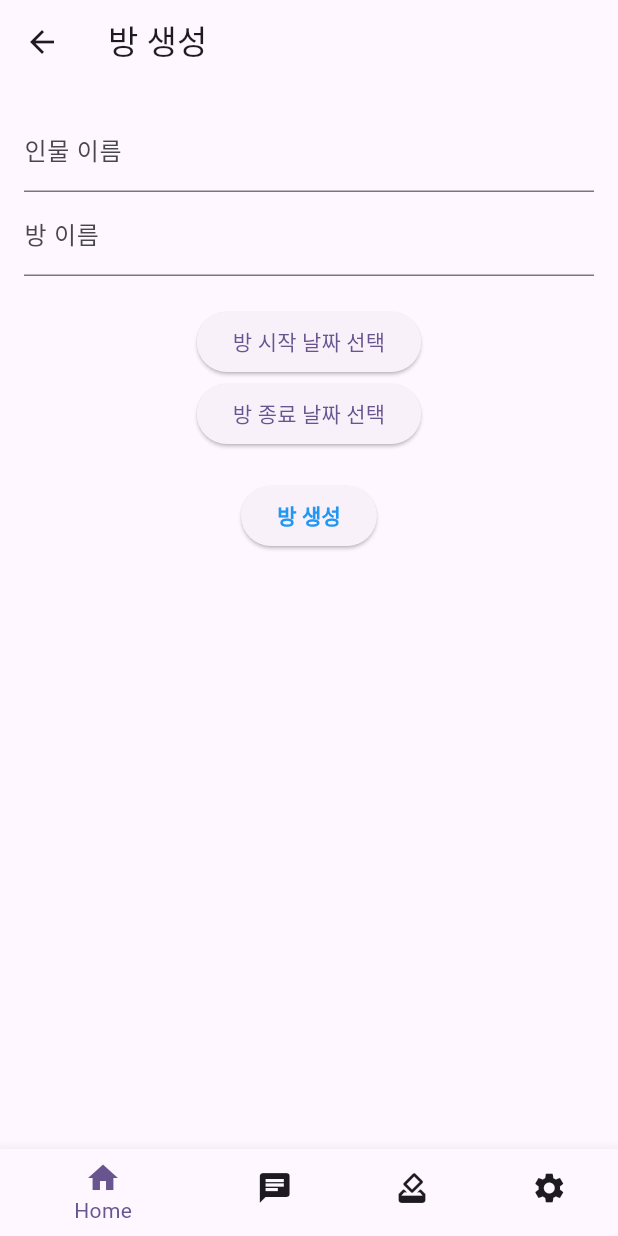
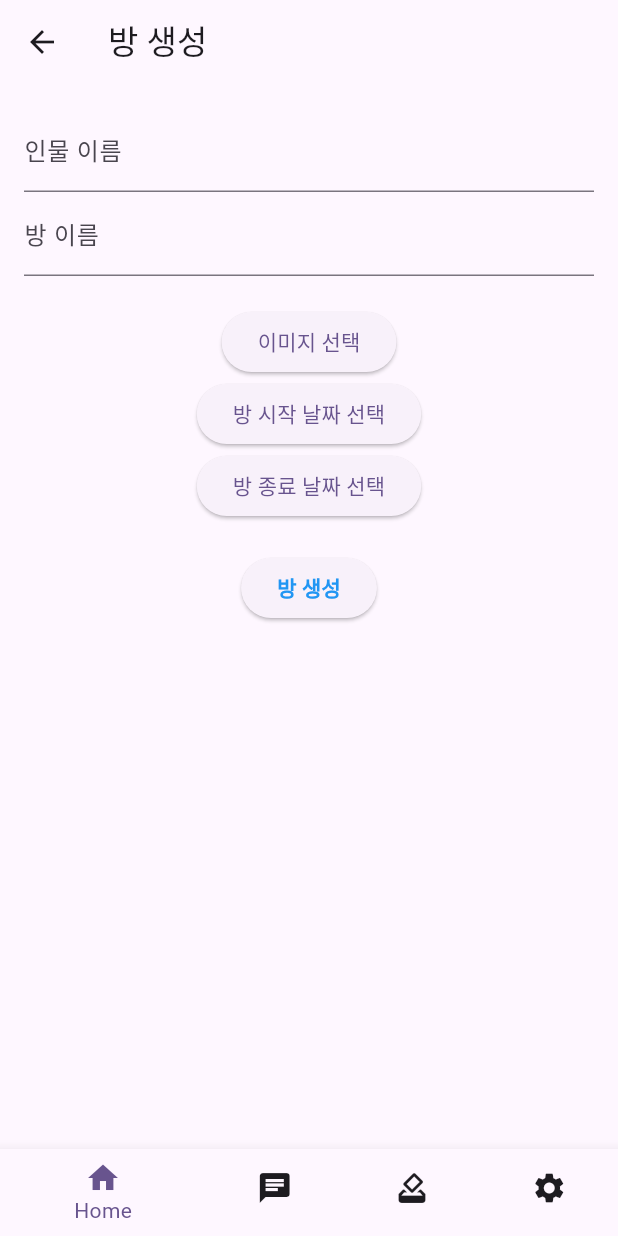
Before and after one commit to jhdo-dev/elice-2nd-updown, a Flutter app: the CreateRoomView screen opened by its route, on a phone screen of 412 x 824 dp. Run offline on Flutter 3.47's test engine with Material 3 defaults, Android fonts, the phone set to English and light mode, and no system bars; our stand-ins replace cloud_firestore, firebase_analytics, firebase_auth, firebase_core, firebase_messaging, firebase_storage and 9 more; missing offline and left inert: flutter_facebook_auth; accounts and stored records are empty; generated files the repository leaves out were written again.

Commit message:
[feature] 방 생성 시 이미지 추가 기능

```diff
--- a/lib/src/view/home/create_room_view.dart
+++ b/lib/src/view/home/create_room_view.dart
@@ -50,6 +50,15 @@ class _CreateRoomViewState extends ConsumerState<CreateRoomView> {
               decoration: const InputDecoration(labelText: '방 이름'),
             ),
             const SizedBox(height: 20),
+            // 이미지 선택 및 업로드 버튼 추가
+            ElevatedButton(
+              onPressed: () async {
+                await viewModel.pickAndUploadImage();
+              },
+              child: Text(state.imageUrl == null
+                  ? '이미지 선택'
+                  : '이미지 업로드 완료'), // 이미지 선택 상태를 표시
+            ),
             // 방 시작 날짜 선택
             ElevatedButton(
               onPressed: () async {
@@ -128,3 +137,20 @@ class _CreateRoomViewState extends ConsumerState<CreateRoomView> {
     return picked;
   }
 }
+
+
+// rooms(Collection):
+//     randomDocumentId(Document):
+//         roomId: "jsaWgJSvCl8a7YSRHOZw"
+//         personName: "김테스트"
+//         roomName: "테스트 논란"
+//         roomStartDate: Timestamp
+//         roomEndDate: Timestamp
+//         imageUrl: "https://picsum.photos/200/300"
+//         participants(Sub-Collection):
+//             userId: "userid01"
+//             joinedAt: Timestamp
+//         messages(Sub-Collection):
+//             userId: "userid01"
+//             message: "Hello, world!"
+//             sentAt: Timestamp
--- a/lib/src/view/home/create_room_view_state.dart
+++ b/lib/src/view/home/create_room_view_state.dart
@@ -8,5 +8,6 @@ class CreateRoomViewState with _$CreateRoomViewState {
   factory CreateRoomViewState({
     DateTime? roomStartDate,
     DateTime? roomEndDate,
+    String? imageUrl, // imageUrl 필드 추가
   }) = _CreateRoomViewState;
 }
--- a/pubspec.yaml
+++ b/pubspec.yaml
@@ -39,7 +39,7 @@ dependencies:
   cupertino_icons: ^1.0.8
   firebase_core: ^3.5.0
   firebase_auth: ^5.3.0
-  cloud_firestore: ^5.4.2
+  cloud_firestore: ^5.3.0
   firebase_messaging: ^15.1.2
   flutter_riverpod: ^2.5.1
   riverpod_annotation: ^2.3.5
@@ -52,6 +52,8 @@ dependencies:
   json_annotation: ^4.9.0
   rxdart: ^0.28.0
   validators: ^3.0.0
+  firebase_storage: ^12.0.0
+  image_picker: ^1.1.2
 
 dev_dependencies:
   build_runner: ^2.4.12
```
Also changed, not shown: lib/src/view/home/create_room_view_model.dart (+30 -1 lines), lib/src/view/home/test.txt (deleted, +0 -15 lines), lib/src/view/home/create_room_view_model.g.dart, lib/src/view/home/create_room_view_state.freezed.dart, pubspec.lock, 3 other files.
